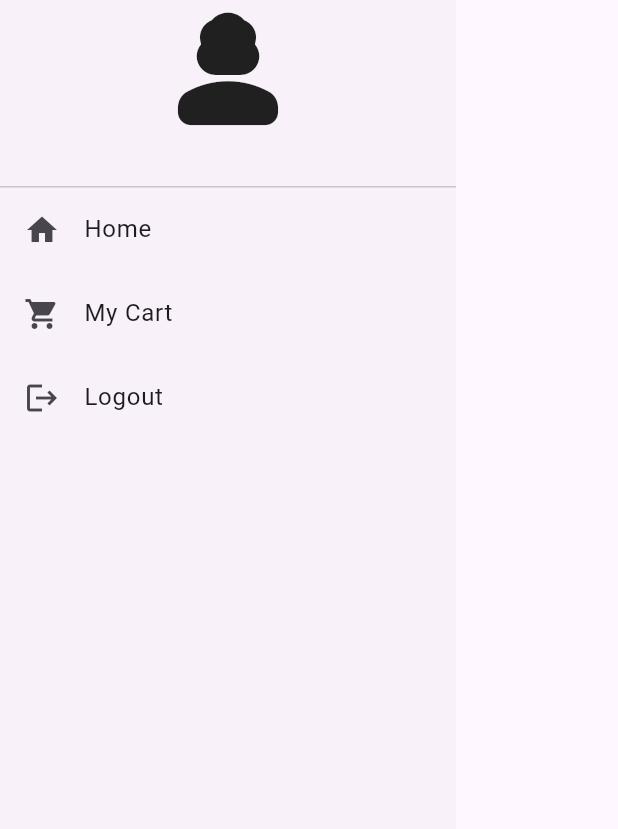
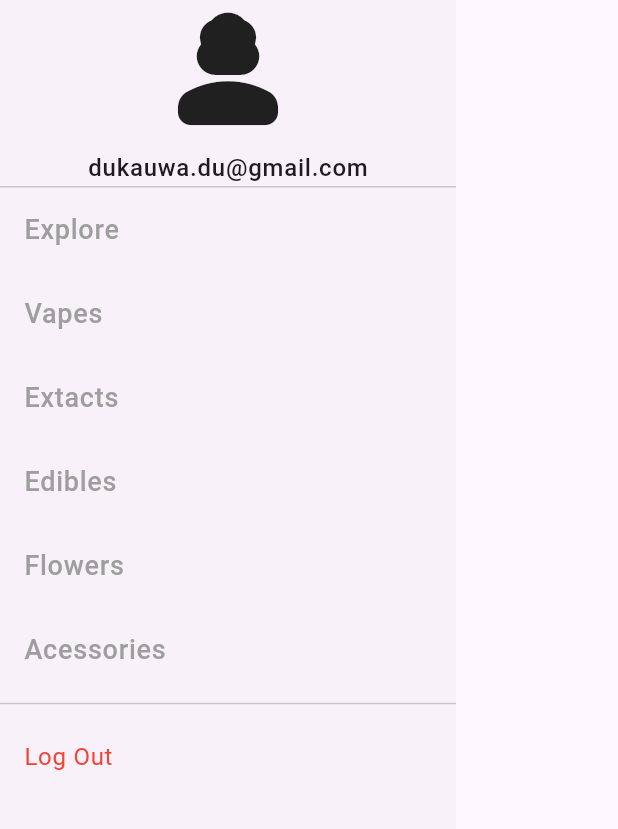
Before and after one commit to balbinopb/ecommerce-app, a Flutter app: the DrawerComponent widget shown alone on an empty page, opened directly, on a phone screen of 412 x 824 dp, the part 117-946 px from its top. Run offline on Flutter 3.47's test engine with Material 3 defaults, Android fonts, the phone set to English and light mode, and no system bars; our stand-ins replace get, google_fonts; Roboto replaces fonts that are missing (Bokor).

Commit message:
feat: update drawer

```diff
--- a/lib/widgets/drawer_component.dart
+++ b/lib/widgets/drawer_component.dart
@@ -1,14 +1,20 @@
 import 'package:flutter/material.dart';
+import 'package:google_fonts/google_fonts.dart';
 
 class DrawerComponent extends StatelessWidget {
-  const DrawerComponent({super.key});
+  final String name = "dukauwa.du@gmail.com";
+  final TextStyle style = TextStyle(
+    fontSize: 18,
+    fontWeight: FontWeight.w500,
+    color: Colors.grey,
+  );
+  // final bool selected;
+  DrawerComponent({super.key});
 
   @override
   Widget build(BuildContext context) {
     return Drawer(
-
       child: ListView(
-
         padding: EdgeInsets.symmetric(vertical: 42),
         children: [
           DrawerHeader(
@@ -20,28 +26,33 @@ class DrawerComponent extends StatelessWidget {
             child: Column(
               children: [
                 Image.asset("assets/logo3.png"),
-
                 Icon(Icons.person_3_rounded, size: 100),
+                Text(
+                  name,
+                  style: GoogleFonts.bokor(fontWeight: FontWeight.w500),
+                ),
               ],
             ),
           ),
           ListTile(
-            leading: Icon(Icons.home),
-            title: Text('Home'),
+            title: Text('Explore', style: style),
             onTap: () {
               Navigator.pop(context); // Close drawer
             },
           ),
           ListTile(
-            leading: Icon(Icons.shopping_cart),
-            title: Text('My Cart'),
+            title: Text('Vapes', style: style),
             onTap: () {
               Navigator.pop(context);
             },
           ),
+          ListTile(title: Text('Extacts', style: style), onTap: () {}),
+          ListTile(title: Text('Edibles', style: style), onTap: () {}),
+          ListTile(title: Text('Flowers', style: style), onTap: () {}),
+          ListTile(title: Text('Acessories', style: style), onTap: () {}),
+          Divider(),
           ListTile(
-            leading: Icon(Icons.logout),
-            title: Text('Logout'),
+            title: Text('Log Out', style: TextStyle(color: Colors.red)),
             onTap: () {},
           ),
         ],
--- a/pubspec.yaml
+++ b/pubspec.yaml
@@ -15,6 +15,7 @@ dependencies:
   cupertino_icons: ^1.0.8
   flutter_native_splash: ^2.4.6
   get: ^4.7.2
+  google_fonts: ^6.2.1
 
 dev_dependencies:
   flutter_test:
```
Also changed, not shown: pubspec.lock.
